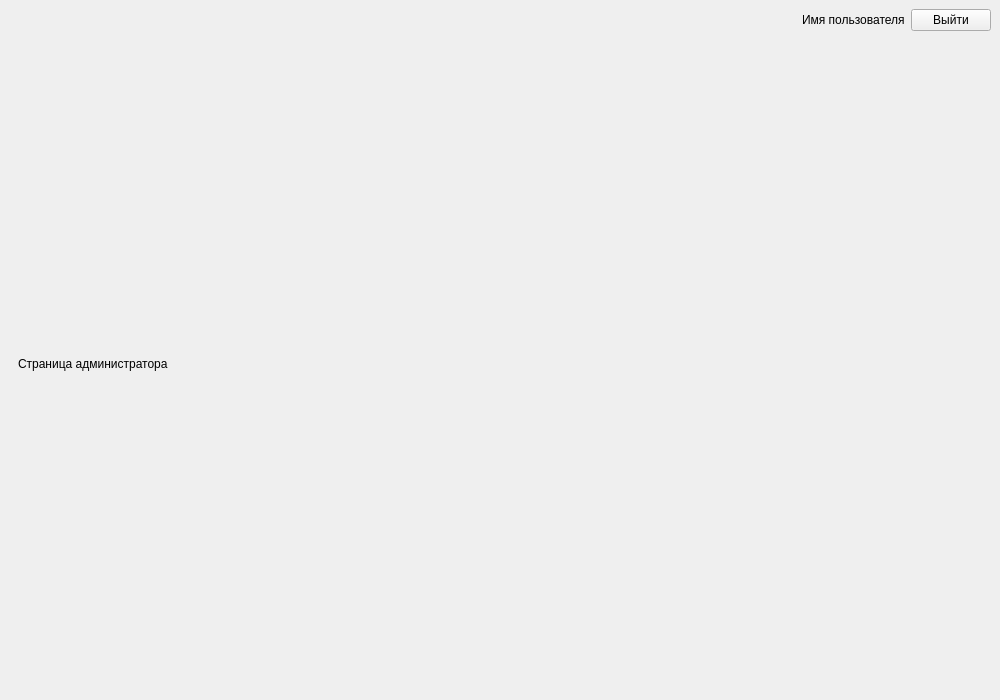
Old version of the form UI/main.ui in the repository sashok112/DemoExamenShoes.
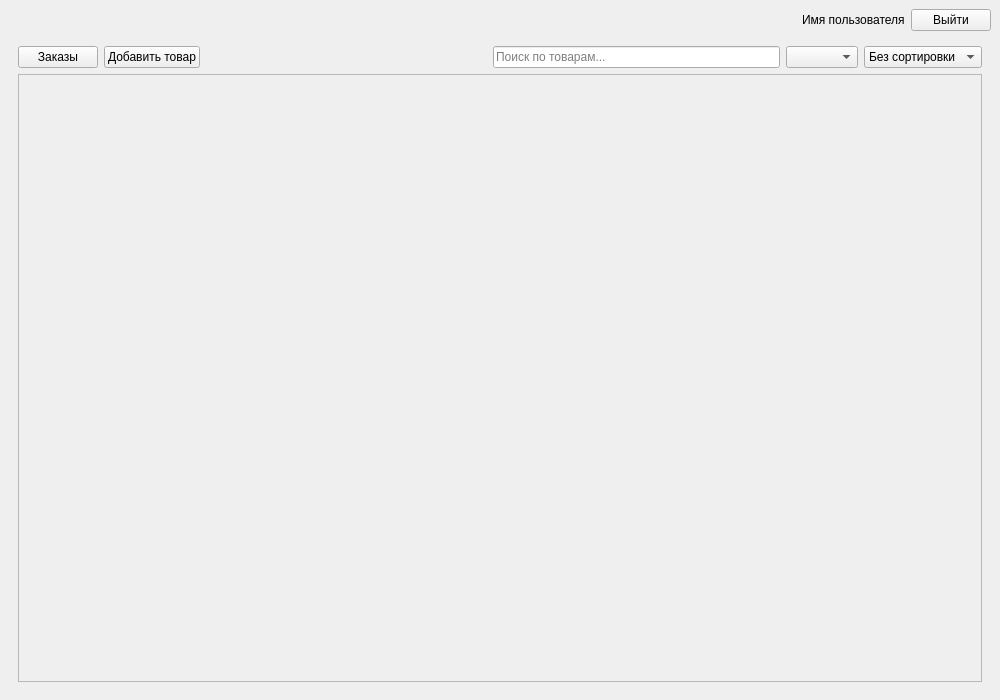
New version of the form. The open tabs and pages were chosen to show the change.

```diff
--- a/UI/main.ui
+++ b/UI/main.ui
@@ -83,8 +83,36 @@
       <!-- СТРАНИЦА АДМИН -->
       <widget class="QWidget" name="page_admin">
        <layout class="QVBoxLayout" name="vl_admin">
-        <item><widget class="QLabel" name="label_admin"><property name="text"><string>Страница администратора</string></property></widget></item>
-       </layout>
+ <item>
+  <layout class="QHBoxLayout" name="hl_admin_controls">
+   <item><widget class="QPushButton" name="btn_orders_admin"><property name="text"><string>Заказы</string></property></widget></item>
+   <item><widget class="QPushButton" name="btn_add_product_admin"><property name="text"><string>Добавить товар</string></property></widget></item>
+   <item><spacer name="spacer_a1"><property name="orientation"><enum>Qt::Horizontal</enum></property><property name="sizeHint"><size><width>40</width><height>20</height></size></property></spacer></item>
+   <item><widget class="QLineEdit" name="ed_search_admin"><property name="placeholderText"><string>Поиск по товарам...</string></property></widget></item>
+   <item><widget class="QComboBox" name="cb_supplier_admin"/></item>
+   <item><widget class="QComboBox" name="cb_sort_admin">
+     <item><property name="text"><string>Без сортировки</string></property></item>
+     <item><property name="text"><string>Кол-во ↑</string></property></item>
+     <item><property name="text"><string>Кол-во ↓</string></property></item>
+   </widget></item>
+  </layout>
+ </item>
+ <item>
+  <widget class="QScrollArea" name="scroll_products_admin">
+   <property name="widgetResizable"><bool>true</bool></property>
+   <widget class="QWidget" name="scrollAreaWidgetContents_admin">
+    <layout class="QVBoxLayout" name="layout_products_admin">
+     <item>
+      <spacer name="spacer_admin_bottom">
+       <property name="orientation"><enum>Qt::Vertical</enum></property>
+       <property name="sizeHint"><size><width>20</width><height>40</height></size></property>
+      </spacer>
+     </item>
+    </layout>
+   </widget>
+  </widget>
+ </item>
+</layout>
       </widget>
 
      </widget>
```
Left out of the diff: 62 changed lines with no effect on the pictures.
